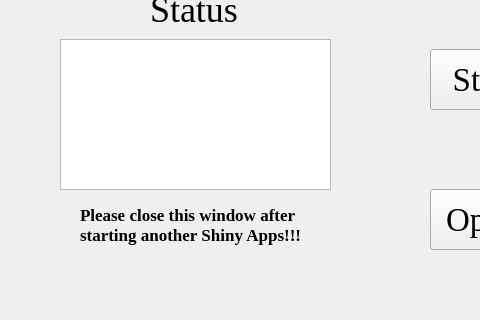
First picture: the form in ShinyBatch.ui, repository hzaurzli/MicroWorldOmics, before the edit; both pictures show x 0 to 480 and y 111 to 431 of the 691 by 431 pixel window.
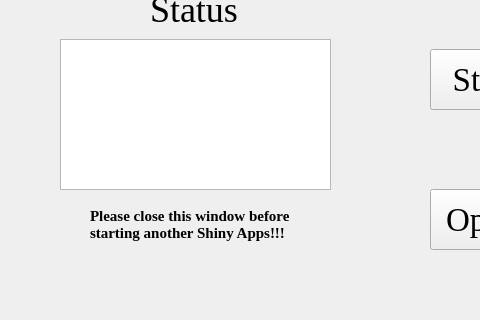
Second picture: the form after the edit. Icons and pictures are not drawn.

The edit to the form file:
```diff
--- a/ShinyBatch.ui
+++ b/ShinyBatch.ui
@@ -114,22 +114,22 @@
   <widget class="QLabel" name="label_3">
    <property name="geometry">
     <rect>
-     <x>80</x>
+     <x>90</x>
      <y>310</y>
-     <width>241</width>
+     <width>211</width>
      <height>51</height>
     </rect>
    </property>
    <property name="font">
     <font>
      <family>Times New Roman</family>
-     <pointsize>13</pointsize>
+     <pointsize>11</pointsize>
      <weight>75</weight>
      <bold>true</bold>
     </font>
    </property>
    <property name="text">
-    <string>Please close this window after
+    <string>Please close this window before
 starting another Shiny Apps!!!</string>
    </property>
   </widget>
```
